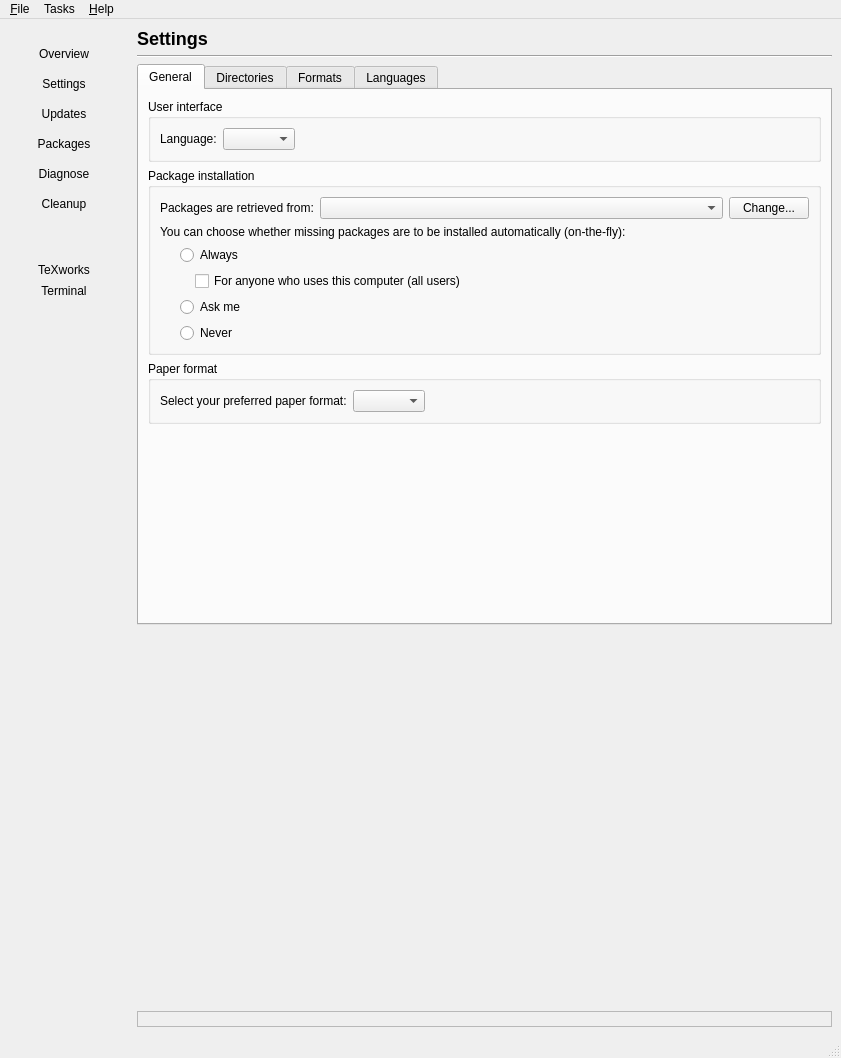
This is Programs/MiKTeX/Console/Qt/mainwindow.ui in MiKTeX/miktex as Qt 5 draws it before an edit. The edited form follows.
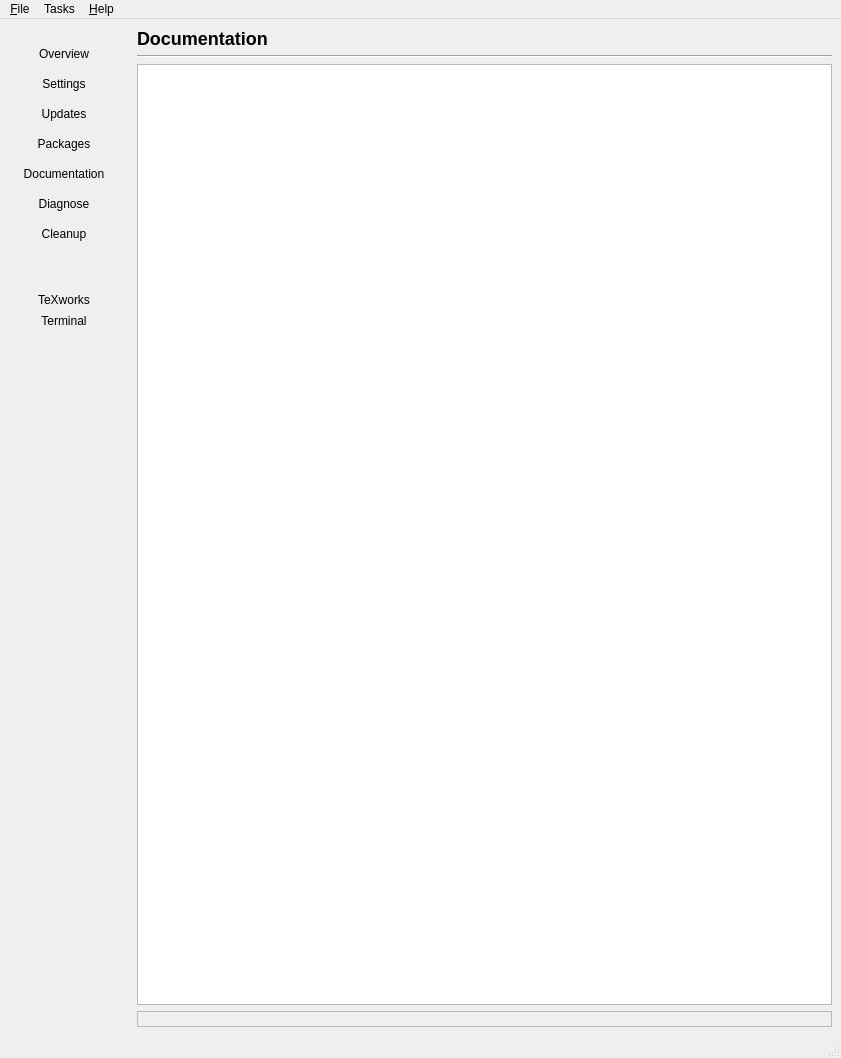
This is the edited form. The open tabs and pages were chosen to show the change. Icons and pictures are not drawn.

Commit message: MiKTeX Console: documentation page (#338)

```diff
--- a/Programs/MiKTeX/Console/Qt/mainwindow.ui
+++ b/Programs/MiKTeX/Console/Qt/mainwindow.ui
@@ -185,6 +185,34 @@
          </property>
         </widget>
        </item>
+       <item>
+        <widget class="QPushButton" name="buttonDocumentation">
+         <property name="minimumSize">
+          <size>
+           <width>0</width>
+           <height>30</height>
+          </size>
+         </property>
+         <property name="focusPolicy">
+          <enum>Qt::TabFocus</enum>
+         </property>
+         <property name="statusTip">
+          <string>Documentation</string>
+         </property>
+         <property name="text">
+          <string>Documentation</string>
+         </property>
+         <property name="checkable">
+          <bool>true</bool>
+         </property>
+         <property name="autoExclusive">
+          <bool>true</bool>
+         </property>
+         <property name="flat">
+          <bool>true</bool>
+         </property>
+        </widget>
+       </item>
        <item>
         <widget class="QPushButton" name="buttonDiagnose">
          <property name="minimumSize">
@@ -337,7 +365,7 @@
           <bool>true</bool>
          </property>
          <property name="currentIndex">
-          <number>2</number>
+          <number>5</number>
          </property>
          <widget class="QWidget" name="setup">
           <property name="enabled">
@@ -1657,6 +1685,59 @@
            </item>
           </layout>
          </widget>
+         <widget class="QWidget" name="documentation">
+          <layout class="QVBoxLayout" name="_22adsdoc">
+           <property name="leftMargin">
+            <number>0</number>
+           </property>
+           <property name="topMargin">
+            <number>0</number>
+           </property>
+           <property name="rightMargin">
+            <number>0</number>
+           </property>
+           <property name="bottomMargin">
+            <number>0</number>
+           </property>
+           <item>
+            <widget class="QLabel" name="label_ixxxxxx">
+             <property name="text">
+              <string>&lt;h2&gt;Documentation&lt;/h2&gt;</string>
+             </property>
+            </widget>
+           </item>
+           <item>
+            <widget class="Line" name="line_6xxx">
+             <property name="orientation">
+              <enum>Qt::Horizontal</enum>
+             </property>
+            </widget>
+           </item>
+           <item>
+            <layout class="QVBoxLayout" name="vboxDocumentation">
+             <item>
+              <layout class="QHBoxLayout" name="hboxDocumentationToolBar"/>
+             </item>
+             <item>
+              <widget class="QTreeView" name="treeViewDocumentation">
+               <property name="selectionMode">
+                <enum>QAbstractItemView::ExtendedSelection</enum>
+               </property>
+               <property name="rootIsDecorated">
+                <bool>false</bool>
+               </property>
+               <property name="sortingEnabled">
+                <bool>true</bool>
+               </property>
+               <property name="allColumnsShowFocus">
+                <bool>true</bool>
+               </property>
+              </widget>
+             </item>
+            </layout>
+           </item>
+          </layout>
+         </widget>
          <widget class="QWidget" name="diagnose">
           <layout class="QVBoxLayout" name="_22ads">
            <property name="leftMargin">
```
Left out of the diff: 47 changed lines with no effect on the pictures. The commit also changes 14 other files.
